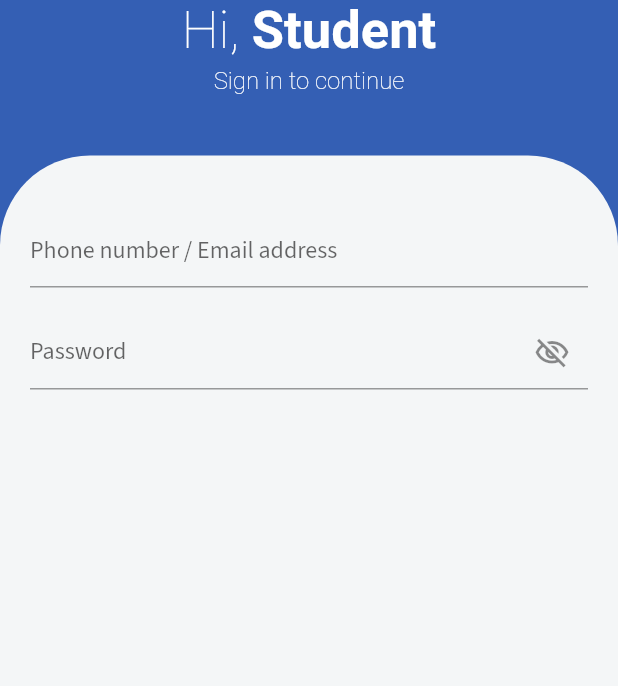
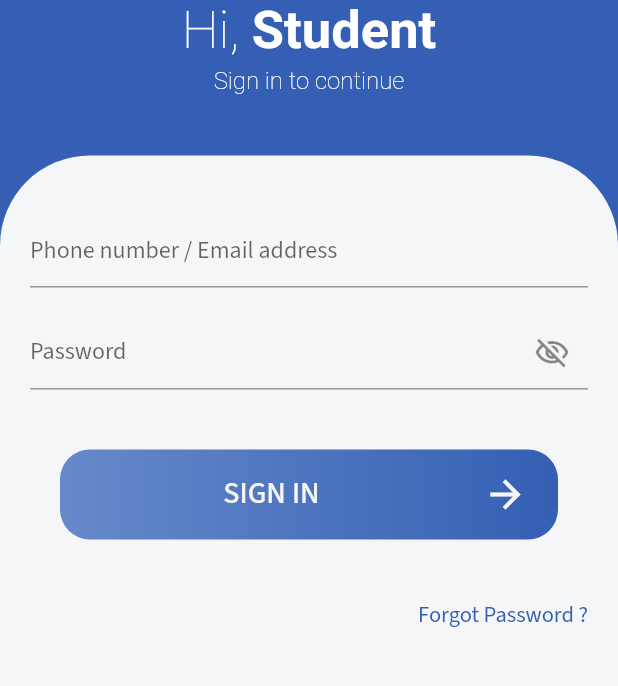
Before and after one commit to kubermirajakar/SchoolApp, a Flutter app: the screen it shows after launch, on a phone screen of 412 x 824 dp, the part 286-972 px from its top. Run offline on Flutter 3.47's test engine with Material 2 defaults, Android fonts, the phone set to English and light mode, and no system bars; our stand-ins replace flutter_svg, google_fonts; missing offline and left inert: dart:js.

Commit message:
Added screens

```diff
--- /dev/null
+++ b/lib/components/customs_buttons.dart
@@ -0,0 +1,56 @@
+import 'package:flutter/material.dart';
+import 'package:schoolapp/constants.dart';
+
+class DefaultButton extends StatelessWidget {
+  final VoidCallback onPress;
+  final String title;
+  final IconData icon;
+
+  const DefaultButton(
+      {super.key,
+      required this.onPress,
+      required this.title,
+      required this.icon});
+
+  @override
+  Widget build(BuildContext context) {
+    return InkWell(
+      onTap: onPress,
+      child: Container(
+        margin: const EdgeInsets.all(kDefaultPadding),
+        padding: const EdgeInsets.only(right: kDefaultPadding),
+        width: double.infinity,
+        height: 60,
+        decoration: BoxDecoration(
+          gradient: const LinearGradient(
+            colors: [
+              kSecondaryColor,
+              kPrimaryColor,
+            ],
+          ),
+          borderRadius: BorderRadius.circular(kDefaultPadding),
+        ),
+        child: Row(
+          mainAxisAlignment: MainAxisAlignment.center,
+          children: [
+            const Spacer(),
+            Text(
+              title,
+              style: Theme.of(context).textTheme.bodyMedium!.copyWith(
+                    color: kOtherColor,
+                    fontWeight: FontWeight.w500,
+                    fontSize: kDefaultPadding,
+                  ),
+            ),
+            const Spacer(),
+            Icon(
+              icon,
+              size: 30,
+              color: kOtherColor,
+            ),
+          ],
+        ),
+      ),
+    );
+  }
+}
--- a/lib/main.dart
+++ b/lib/main.dart
@@ -4,6 +4,7 @@ import 'package:flutter/material.dart';
 import 'package:google_fonts/google_fonts.dart';
 import 'package:schoolapp/constants.dart';
 import 'package:schoolapp/routes.dart';
+import 'package:schoolapp/screens/home_screen/home_screen.dart';
 import 'package:schoolapp/screens/splash_screen/splash_screen.dart';
 
 void main() => runApp(MyApp());
@@ -37,6 +38,7 @@ class MyApp extends StatelessWidget {
                 ),
       ),
       initialRoute: SplashScreen.routeName,
+      // initialRoute: HomeScreen.routeName,
       routes: routes,
       home: Scaffold(),
     );
--- a/lib/routes.dart
+++ b/lib/routes.dart
@@ -1,10 +1,12 @@
 import 'dart:js';
 
 import 'package:flutter/material.dart';
+import 'package:schoolapp/screens/home_screen/home_screen.dart';
 import 'package:schoolapp/screens/login_screen/login_screen.dart';
 import 'package:schoolapp/screens/splash_screen/splash_screen.dart';
 
 Map<String, WidgetBuilder> routes = {
   SplashScreen.routeName: (context) => SplashScreen(),
-  LoginScreen.routeName: (context) => LoginScreen()
+  LoginScreen.routeName: (context) => LoginScreen(),
+  HomeScreen.routeName: (context) => HomeScreen(),
 };
--- a/lib/screens/login_screen/login_screen.dart
+++ b/lib/screens/login_screen/login_screen.dart
@@ -1,16 +1,21 @@
 import 'package:flutter/material.dart';
+import 'package:schoolapp/components/customs_buttons.dart';
 import 'package:schoolapp/constants.dart';
+import 'package:schoolapp/screens/home_screen/home_screen.dart';
 
 late bool _passwodVisible;
 
 class LoginScreen extends StatefulWidget {
   static String routeName = 'loginScreen';
 
+  const LoginScreen({super.key});
+
   @override
   State<LoginScreen> createState() => _LoginScreenState();
 }
 
 class _LoginScreenState extends State<LoginScreen> {
+  final _formKey = GlobalKey<FormState>();
   @override
   void initState() {
     // TODO: implement initState
@@ -76,27 +81,29 @@ class _LoginScreenState extends State<LoginScreen> {
                 child: Column(
                   children: [
                     Form(
+                      key: _formKey,
                       child: Column(
                         children: [
-                          SizedBox(
-                            height: kDefaultPadding,
-                          ),
+                          sizedBox,
                           TextFormField(
+                            validator: (value) {
+                              RegExp regExp = RegExp(emailPattern);
+                              if (value == null || value.isEmpty) {
+                                return 'Please enter some text';
+                              } else if (!regExp.hasMatch(value)) {
+                                return 'Please enter valid email address';
+                              }
+                            },
                             decoration: const InputDecoration(
                               hintText: 'Phone number / Email address',
                             ),
                             keyboardType: TextInputType.emailAddress,
                           ),
-                          SizedBox(
-                            height: kDefaultPadding,
-                          ),
+                          sizedBox,
                           TextFormField(
                             validator: (value) {
-                              RegExp regExp = new RegExp(emailPattern);
-                              if (value == null || value.isEmpty) {
-                                return 'Please enter some text';
-                              } else if (!regExp.hasMatch(value)) {
-                                return 'Please enter valid email address';
+                              if (value!.isEmpty || value!.length < 6) {
+                                return 'Please enter Valid Password';
                               }
                             },
                             decoration: InputDecoration(
@@ -114,8 +121,26 @@ class _LoginScreenState extends State<LoginScreen> {
                             keyboardType: TextInputType.visiblePassword,
                             obscureText: _passwodVisible,
                           ),
-                          SizedBox(
-                            height: kDefaultPadding,
+                          sizedBox,
+                          DefaultButton(
+                            icon: Icons.arrow_forward_outlined,
+                            title: 'SIGN IN',
+                            onPress: () {
+                              if (_formKey.currentState!.validate()) {
+                                Navigator.pushNamedAndRemoveUntil(context,
+                                    HomeScreen.routeName, (route) => false);
+                              }
+                            },
+                          ),
+                          sizedBox,
+                          const Align(
+                            alignment: Alignment.bottomRight,
+                            child: Text(
+                              'Forgot Password ?',
+                              textAlign: TextAlign.end,
+                              style:
+                                  TextStyle(color: kPrimaryColor, fontSize: 15),
+                            ),
                           ),
                         ],
                       ),
```
Also changed, not shown: lib/screens/home_screen/home_screen.dart (added, +308 -0 lines).
